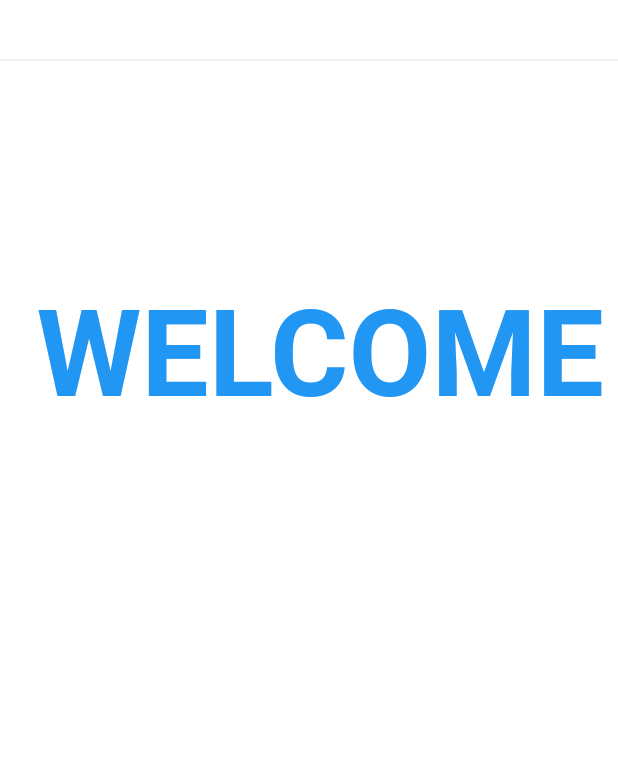
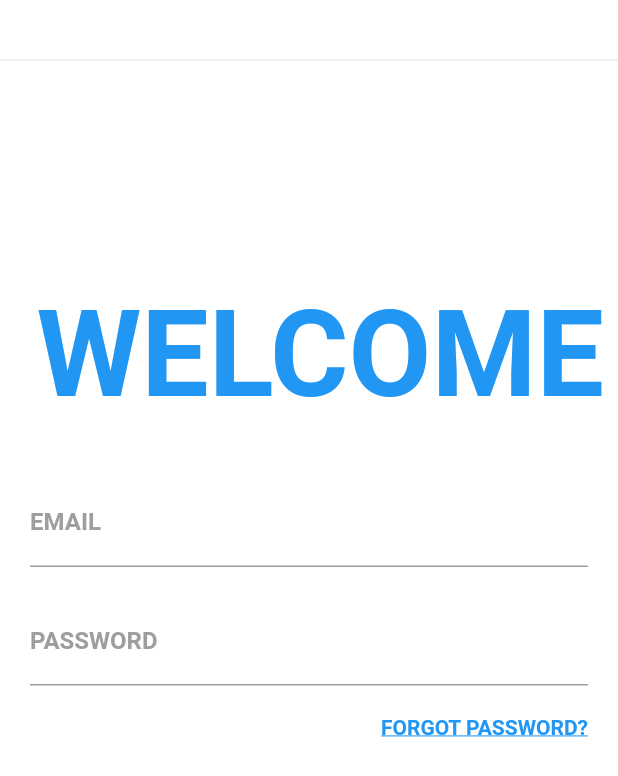
Before and after one commit to famcydaware/csc506-Assignment, a Flutter app: the screen it shows after launch, on a phone screen of 412 x 824 dp. Shown: the top 776 px of the screen. Run offline on Flutter 3.47's test engine with Material 2 defaults, Android fonts, the light colour scheme and no system bars; Roboto replaces fonts that are missing (Montserrat).

Commit message:
created email and password

```diff
--- a/lib/main.dart
+++ b/lib/main.dart
@@ -49,9 +49,58 @@ class _MyHomePageState extends State<MyHomePage>{
               ]
             ),
           ),
-        ]
+            Container(
+            padding: EdgeInsets.only(top:35.0, left:20.0, right:20.0),
+            child: Column(
+              children: <Widget>[
+                TextField(
+                  decoration:InputDecoration(
+                    labelText:'EMAIL',
+                    labelStyle: TextStyle(
+                      fontFamily: 'Montserrat',
+                      fontWeight: FontWeight.bold,
+                      color: Colors.grey
+                    ),
+                    focusedBorder: UnderlineInputBorder(
+                      borderSide:BorderSide (color:Colors.blue)
+                    )
+                  ),
+                ),
+                SizedBox(height: 20.0),
+                 TextField(
+                  decoration:InputDecoration(
+                    labelText:'PASSWORD',
+                    labelStyle: TextStyle(
+                      fontFamily: 'Montserrat',
+                      fontWeight: FontWeight.bold,
+                      color: Colors.grey
+                    ),
+                    focusedBorder: UnderlineInputBorder(
+                      borderSide:BorderSide (color:Colors.blue)
+                    )
+                  ),
+                  obscureText: true,
+                ),
+                SizedBox(height: 5.0),
+                Container(
+                  alignment: Alignment(1.0, 0.0),
+                  padding: EdgeInsets.only(top:15.0, left:20.0),
+                  child: InkWell(
+                    child: Text('FORGOT PASSWORD?',
+                    style: TextStyle(
+                      color: Colors.blue,
+                      fontWeight: FontWeight.bold,
+                      fontFamily: 'Montserrat',
+                      decoration: TextDecoration.underline
+                    ),
+                    ),
+                  ),
+
+                ),
+        ]),
 
 
+            ),],
       ),
     );
   }}
```
